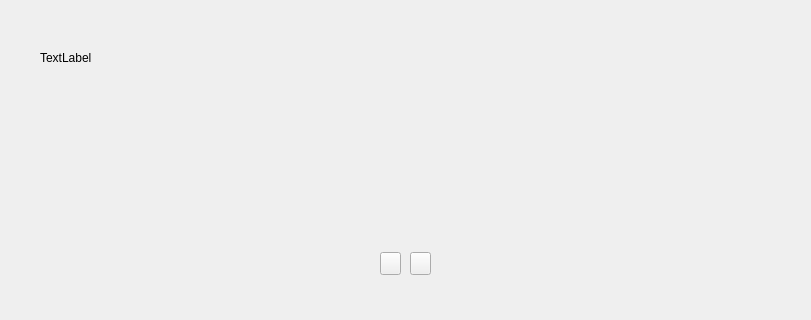
First picture: the form in mainwindow.ui, repository Lprigara/QtFfmpegProject, before the edit; both pictures show x 0 to 811 and y 264 to 584 of the 930 by 584 pixel window.
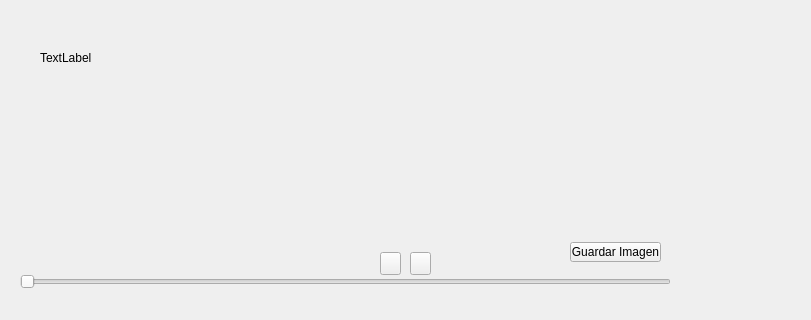
Second picture: the form after the edit.

Commit message: Mostrar tiempo de reproducción, slider horizontal y extraer imágenes del vídeo

Patch:
```diff
--- a/mainwindow.ui
+++ b/mainwindow.ui
@@ -66,6 +66,32 @@
      <string/>
     </property>
    </widget>
+   <widget class="QPushButton" name="getImageButton">
+    <property name="geometry">
+     <rect>
+      <x>570</x>
+      <y>470</y>
+      <width>91</width>
+      <height>20</height>
+     </rect>
+    </property>
+    <property name="text">
+     <string>Guardar Imagen</string>
+    </property>
+   </widget>
+   <widget class="QSlider" name="displayBar">
+    <property name="geometry">
+     <rect>
+      <x>20</x>
+      <y>500</y>
+      <width>651</width>
+      <height>20</height>
+     </rect>
+    </property>
+    <property name="orientation">
+     <enum>Qt::Horizontal</enum>
+    </property>
+   </widget>
   </widget>
   <widget class="QMenuBar" name="menuBar">
    <property name="geometry">
```
Left out of the diff: 2 changed lines with no effect on the pictures. The commit also changes 4 other files.
